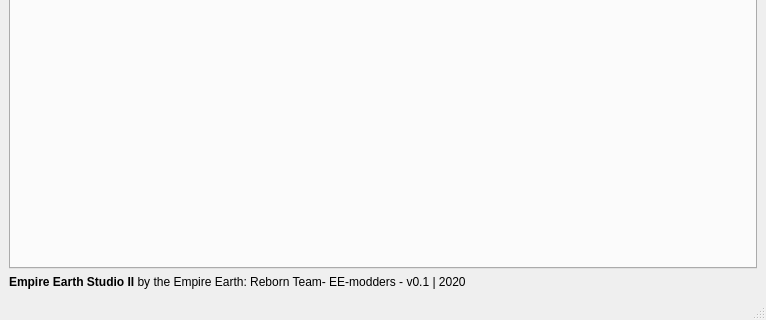
Before: the Qt Designer form src/lib/mainWindow.ui in EE-modders/Empire-Earth-Studio-2, drawn with Qt 5; both pictures show x 0 to 766 and y 391 to 711 of the 766 by 711 pixel window.
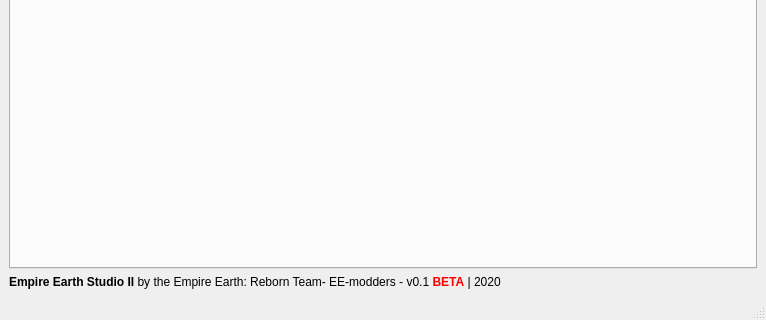
After: the same form once the commit is applied. Custom widgets are drawn as their Qt base class.

Commit message: add BETA tags

What changed in the file:
```diff
--- a/src/lib/mainWindow.ui
+++ b/src/lib/mainWindow.ui
@@ -1010,7 +1010,7 @@
     <item>
      <widget class="QLabel" name="label_8">
       <property name="text">
-       <string>&lt;html&gt;&lt;head/&gt;&lt;body&gt;&lt;p&gt;&lt;span style=&quot; font-weight:600;&quot;&gt;Empire Earth Studio II&lt;/span&gt; by the Empire Earth: Reborn Team- EE-modders - v0.1 | 2020&lt;/p&gt;&lt;/body&gt;&lt;/html&gt;</string>
+       <string>&lt;html&gt;&lt;head/&gt;&lt;body&gt;&lt;p&gt;&lt;span style=&quot; font-weight:600;&quot;&gt;Empire Earth Studio II&lt;/span&gt; by the Empire Earth: Reborn Team- EE-modders - v0.1 &lt;span style=&quot; font-weight:600; color:#ff0000;&quot;&gt;BETA&lt;/span&gt; | 2020&lt;/p&gt;&lt;/body&gt;&lt;/html&gt;</string>
       </property>
       <property name="alignment">
        <set>Qt::AlignLeading|Qt::AlignLeft|Qt::AlignVCenter</set>
```
Left out of the diff: 2 changed lines with no effect on the pictures. The commit also changes 1 other file.
